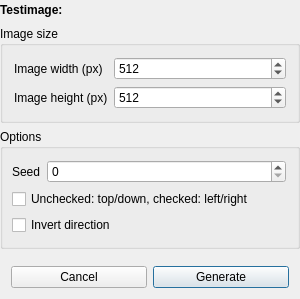
Before: the Qt Designer form KomischesCAIPProjekt/KPDSampleImage.ui in Kixel/KomischesCAIPProjekt, drawn with Qt 5.
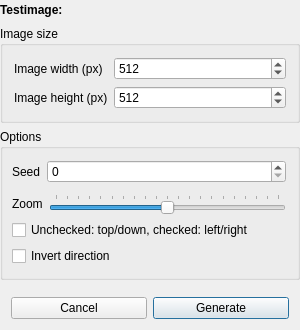
After: the same form once the commit is applied.

Commit message: Finishing touches for the Processing window Added zoom value for creating perlin images

Patch:
```diff
--- a/KomischesCAIPProjekt/KPDSampleImage.ui
+++ b/KomischesCAIPProjekt/KPDSampleImage.ui
@@ -7,7 +7,7 @@
     <x>0</x>
     <y>0</y>
     <width>300</width>
-    <height>290</height>
+    <height>302</height>
    </rect>
   </property>
   <property name="windowTitle">
@@ -136,7 +136,7 @@
         <property name="horizontalSpacing">
          <number>3</number>
         </property>
-        <item row="1" column="0">
+        <item row="2" column="0">
          <widget class="QCheckBox" name="checkBox">
           <property name="text">
            <string>Unchecked: top/down, checked: left/right</string>
@@ -167,13 +167,46 @@
           </item>
          </layout>
         </item>
-        <item row="2" column="0">
+        <item row="3" column="0">
          <widget class="QCheckBox" name="checkBox_2">
           <property name="text">
            <string>Invert direction</string>
           </property>
          </widget>
         </item>
+        <item row="1" column="0">
+         <layout class="QHBoxLayout" name="horizontalLayout_2">
+          <property name="topMargin">
+           <number>5</number>
+          </property>
+          <item>
+           <widget class="QLabel" name="label_2">
+            <property name="text">
+             <string>Zoom</string>
+            </property>
+           </widget>
+          </item>
+          <item>
+           <widget class="QSlider" name="horizontalSlider">
+            <property name="minimum">
+             <number>-10</number>
+            </property>
+            <property name="maximum">
+             <number>10</number>
+            </property>
+            <property name="orientation">
+             <enum>Qt::Horizontal</enum>
+            </property>
+            <property name="invertedAppearance">
+             <bool>false</bool>
+            </property>
+            <property name="tickPosition">
+             <enum>QSlider::TicksAbove</enum>
+            </property>
+           </widget>
+          </item>
+         </layout>
+        </item>
        </layout>
       </widget>
      </item>
```
The commit also changes 10 other files.
